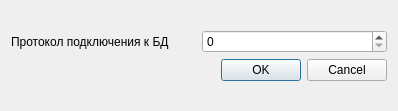
Before: the Qt Designer form 03/dialog.ui in AlRezepov/cross_platform_development_Qt, drawn with Qt 5.
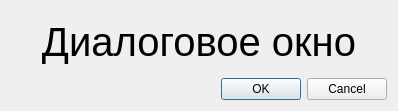
After: the same form once the commit is applied.

What changed in the file:
```diff
--- a/03/dialog.ui
+++ b/03/dialog.ui
@@ -19,15 +19,20 @@
      <item>
       <layout class="QHBoxLayout" name="horizontalLayout">
        <item>
-        <widget class="QLabel" name="lb_connectionProtocol">
+        <widget class="QLabel" name="label">
+         <property name="font">
+          <font>
+           <pointsize>30</pointsize>
+          </font>
+         </property>
          <property name="text">
-          <string>Протокол подключения к БД</string>
+          <string>Диалоговое окно</string>
+         </property>
+         <property name="alignment">
+          <set>Qt::AlignCenter</set>
          </property>
         </widget>
        </item>
-       <item>
-        <widget class="QSpinBox" name="sb_connectionProtocol"/>
-       </item>
       </layout>
      </item>
      <item>
```
